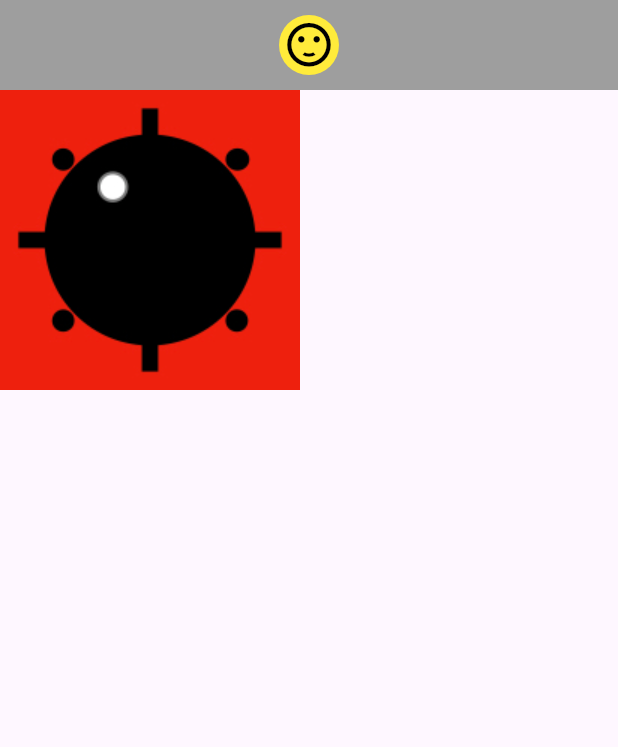
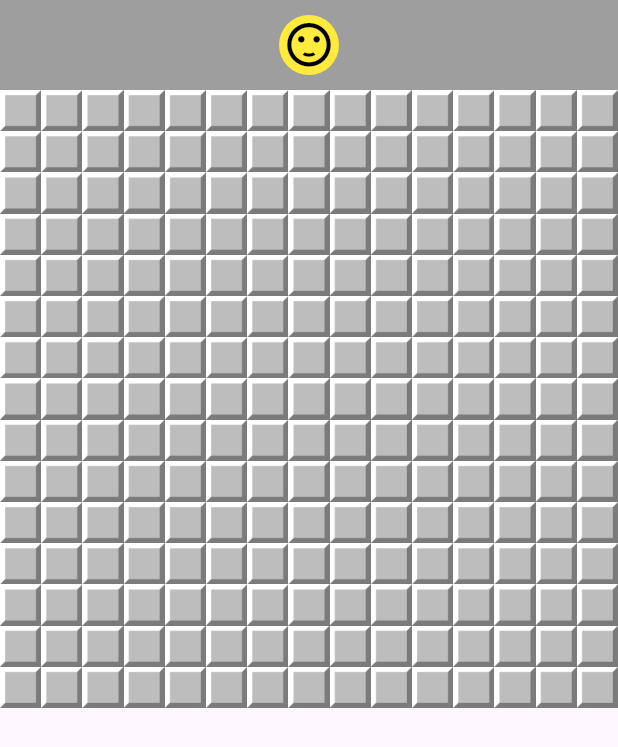
Before and after one commit to AfonsoMachado/minefield, a Flutter app: the screen it shows after launch, on a phone screen of 412 x 824 dp. Shown: the top 747 px of the screen. Run offline on Flutter 3.47's test engine with Material 3 defaults, Android fonts, the light colour scheme and no system bars.

Commit message:
rendering the board

```diff
--- /dev/null
+++ b/lib/components/board_widget.dart
@@ -0,0 +1,31 @@
+import 'package:flutter/material.dart';
+import 'package:minefield/components/field_widget.dart';
+import 'package:minefield/models/board.dart';
+import 'package:minefield/models/field.dart';
+
+class BoardWidget extends StatelessWidget {
+  final Board board;
+  final void Function(Field) onOpen;
+  final void Function(Field) onToggleMark;
+
+  const BoardWidget({
+    super.key,
+    required this.board,
+    required this.onOpen,
+    required this.onToggleMark,
+  });
+
+  @override
+  Widget build(BuildContext context) {
+    return GridView.count(
+      crossAxisCount: board.columns,
+      children: board.fields
+          .map((field) => FieldWidget(
+                field: field,
+                onOpen: onOpen,
+                onToggleMark: onToggleMark,
+              ))
+          .toList(),
+    );
+  }
+}
--- a/lib/screens/minefield_app.dart
+++ b/lib/screens/minefield_app.dart
@@ -1,7 +1,7 @@
 import 'package:flutter/material.dart';
-import 'package:minefield/components/field_widget.dart';
+import 'package:minefield/components/board_widget.dart';
 import 'package:minefield/components/result_widget.dart';
-import 'package:minefield/models/explosion_exception.dart';
+import 'package:minefield/models/board.dart';
 import 'package:minefield/models/field.dart';
 
 class MinefieldApp extends StatelessWidget {
@@ -21,12 +21,6 @@ class MinefieldApp extends StatelessWidget {
 
   @override
   Widget build(BuildContext context) {
-    Field field = Field(row: 0, column: 0);
-    try {
-      field.putMine();
-      field.open();
-    } on ExplosionException {}
-
     return MaterialApp(
       debugShowCheckedModeBanner: false,
       home: Scaffold(
@@ -34,12 +28,10 @@ class MinefieldApp extends StatelessWidget {
           won: null,
           onRestart: _restart,
         ),
-        body: Container(
-          child: FieldWidget(
-            field: field,
-            onOpen: _open,
-            onToggleMark: _onToggleMark,
-          ),
+        body: BoardWidget(
+          board: Board(rows: 15, columns: 15, minesQuantity: 0),
+          onOpen: _open,
+          onToggleMark: _onToggleMark,
         ),
       ),
     );
```
